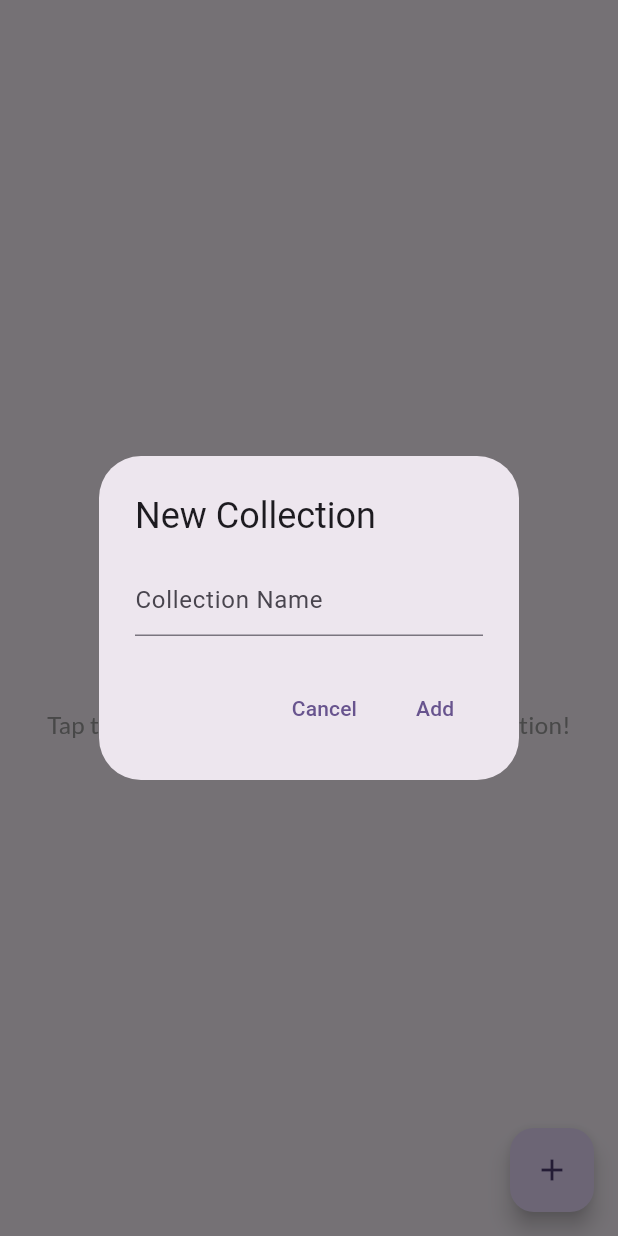
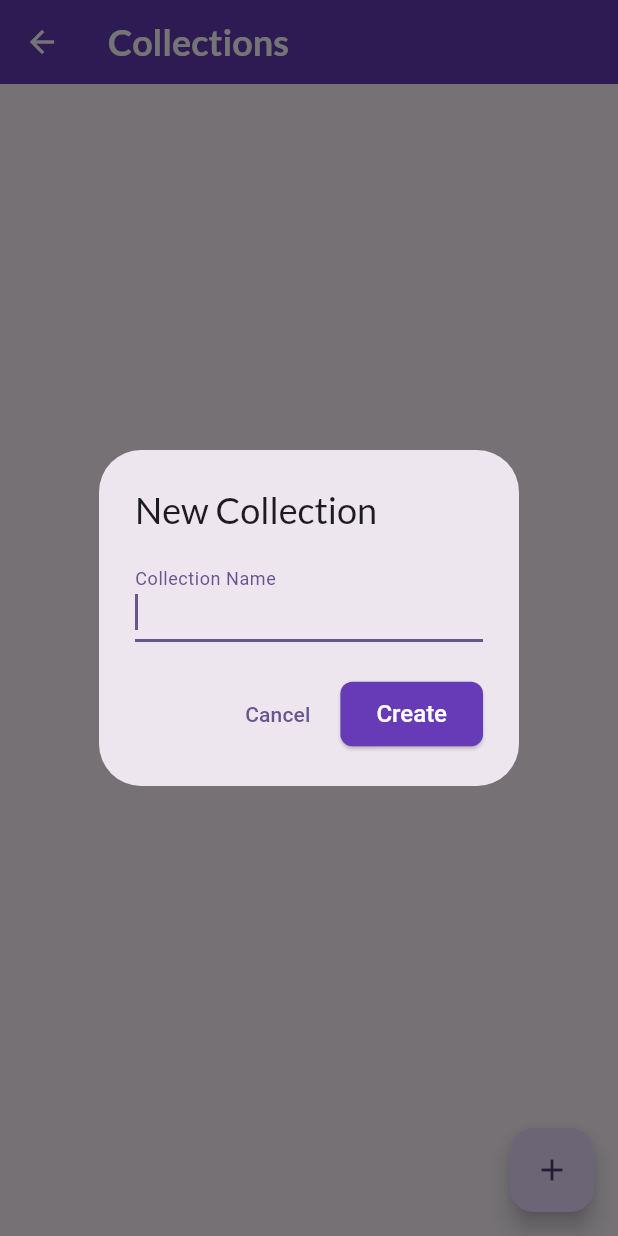
Before and after one commit to FaithTech-Initiative/Kyros, a Flutter app: the CollectionsScreen screen opened by its route, after a tap on the "add" icon, on a phone screen of 412 x 824 dp. Run offline on Flutter 3.47's test engine with Material 3 defaults, Android fonts, the phone set to English and light mode, and no system bars; our stand-ins replace carousel_slider, cloud_firestore, firebase_auth, firebase_core, flutter_staggered_animations, flutter_svg and 4 more; missing offline and left inert: firebase_app_check, flutter_quill; accounts and stored records are empty.

Commit message:
collection id resolved

```diff
--- a/lib/collections_screen.dart
+++ b/lib/collections_screen.dart
@@ -1,49 +1,57 @@
 import 'package:flutter/material.dart';
+import 'package:cloud_firestore/cloud_firestore.dart';
+import 'package:firebase_auth/firebase_auth.dart';
 import 'package:google_fonts/google_fonts.dart';
-import 'package:kyros/collection_notes_screen.dart';
-import 'package:kyros/database.dart';
 
 class CollectionsScreen extends StatefulWidget {
-  final String userId;
-
-  const CollectionsScreen({super.key, required this.userId});
+  const CollectionsScreen({super.key});
 
   @override
   State<CollectionsScreen> createState() => _CollectionsScreenState();
 }
 
 class _CollectionsScreenState extends State<CollectionsScreen> {
-  final FirestoreService _firestoreService = FirestoreService();
-  final TextEditingController _collectionNameController =
-      TextEditingController();
+  final FirebaseFirestore _firestore = FirebaseFirestore.instance;
+  final FirebaseAuth _auth = FirebaseAuth.instance;
+  late String _userId;
+
+  @override
+  void initState() {
+    super.initState();
+    _userId = _auth.currentUser!.uid;
+  }
 
   void _showAddCollectionDialog() {
+    final TextEditingController nameController = TextEditingController();
     showDialog(
       context: context,
       builder: (context) {
         return AlertDialog(
-          title: const Text('New Collection'),
+          title: Text('New Collection', style: GoogleFonts.lato()),
           content: TextField(
-            controller: _collectionNameController,
-            decoration: const InputDecoration(hintText: 'Collection Name'),
+            controller: nameController,
+            autofocus: true,
+            decoration: const InputDecoration(
+              labelText: 'Collection Name',
+            ),
           ),
           actions: [
             TextButton(
-              onPressed: () {
-                Navigator.of(context).pop();
-              },
+              onPressed: () => Navigator.pop(context),
               child: const Text('Cancel'),
             ),
-            TextButton(
+            ElevatedButton(
               onPressed: () {
-                if (_collectionNameController.text.isNotEmpty) {
-                  _firestoreService.addCollection(
-                      widget.userId, _collectionNameController.text);
-                  _collectionNameController.clear();
-                  Navigator.of(context).pop();
+                if (nameController.text.isNotEmpty) {
+                  _firestore.collection('collections').add({
+                    'name': nameController.text,
+                    'ownerId': _userId,
+                    'createdAt': Timestamp.now(),
+                  });
+                  Navigator.pop(context);
                 }
               },
-              child: const Text('Add'),
+              child: const Text('Create'),
             ),
           ],
         );
@@ -51,95 +59,60 @@ class _CollectionsScreenState extends State<CollectionsScreen> {
     );
   }
 
-  void _navigateToCollectionNotes(Collection collection) {
-    Navigator.push(
-      context,
-      MaterialPageRoute(
-        builder: (context) => CollectionNotesScreen(
-          userId: widget.userId,
-          collection: collection,
-        ),
-      ),
-    );
-  }
-
   @override
   Widget build(BuildContext context) {
-    final theme = Theme.of(context);
     return Scaffold(
-      body: StreamBuilder<List<Collection>>(
-        stream: _firestoreService.getCollections(widget.userId),
+      appBar: AppBar(
+        title: Text('Collections', style: GoogleFonts.lato()),
+      ),
+      body: StreamBuilder<QuerySnapshot>(
+        stream: _firestore
+            .collection('collections')
+            .where('ownerId', isEqualTo: _userId)
+            .orderBy('createdAt', descending: true)
+            .snapshots(),
         builder: (context, snapshot) {
           if (snapshot.connectionState == ConnectionState.waiting) {
             return const Center(child: CircularProgressIndicator());
-          } else if (snapshot.hasError) {
-            return Center(child: Text('Error: ${snapshot.error}'));
-          } else if (!snapshot.hasData || snapshot.data!.isEmpty) {
+          }
+          if (!snapshot.hasData || snapshot.data!.docs.isEmpty) {
             return Center(
-              child: Column(
-                mainAxisAlignment: MainAxisAlignment.center,
-                children: [
-                  const Icon(Icons.collections_bookmark_outlined, size: 80, color: Colors.grey),
-                  const SizedBox(height: 20),
-                  Text(
-                    'You have no collections yet.',
-                    style: GoogleFonts.lato(fontSize: 22, fontWeight: FontWeight.bold),
-                  ),
-                  const SizedBox(height: 10),
-                  Text(
-                    'Tap the "+" button to create your first collection!',
-                    textAlign: TextAlign.center,
-                    style: GoogleFonts.lato(fontSize: 16, color: Colors.grey),
-                  ),
-                ],
+              child: Text(
+                'No collections yet.\nTap the "+" button to create one.',
+                textAlign: TextAlign.center,
+                style: GoogleFonts.lato(fontSize: 18, color: Colors.grey),
               ),
             );
-          } else {
-            final collections = snapshot.data!;
-            return GridView.builder(
-              padding: const EdgeInsets.all(16.0),
-              gridDelegate: const SliverGridDelegateWithFixedCrossAxisCount(
-                crossAxisCount: 2,
-                crossAxisSpacing: 16.0,
-                mainAxisSpacing: 16.0,
-                childAspectRatio: 1.0,
-              ),
-              itemCount: collections.length,
-              itemBuilder: (context, index) {
-                final collection = collections[index];
-                return GestureDetector(
-                  onTap: () => _navigateToCollectionNotes(collection),
-                  child: Card(
-                    elevation: 4.0,
-                    shadowColor: theme.colorScheme.primary.withAlpha(75),
-                    shape: RoundedRectangleBorder(
-                      borderRadius: BorderRadius.circular(15.0),
+          }
+
+          var collections = snapshot.data!.docs;
+
+          return ListView.builder(
+            itemCount: collections.length,
+            itemBuilder: (context, index) {
+              var collection = collections[index];
+              return ListTile(
+                title: Text(collection['name'], style: GoogleFonts.lato()),
+                trailing: Row(
+                  mainAxisSize: MainAxisSize.min,
+                  children: [
+                    IconButton(
+                      icon: const Icon(Icons.edit),
+                      onPressed: () {
+                        // TODO: Implement rename functionality
+                      },
                     ),
-                    child: Padding(
-                      padding: const EdgeInsets.all(16.0),
-                      child: Column(
-                        mainAxisAlignment: MainAxisAlignment.center,
-                        children: [
-                          const Icon(Icons.folder, size: 50, color: Colors.amber),
-                          const SizedBox(height: 10),
-                          Text(
-                            collection.name,
-                            textAlign: TextAlign.center,
-                            style: GoogleFonts.lato(
-                              fontWeight: FontWeight.bold,
-                              fontSize: 18,
-                            ),
-                            maxLines: 2,
-                            overflow: TextOverflow.ellipsis,
-                          ),
-                        ],
-                      ),
+                    IconButton(
+                      icon: const Icon(Icons.delete),
+                      onPressed: () {
+                        // TODO: Implement delete functionality
+                      },
                     ),
-                  ),
-                );
-              },
-            );
-          }
+                  ],
+                ),
+              );
+            },
+          );
         },
       ),
       floatingActionButton: FloatingActionButton(
--- a/lib/home_screen.dart
+++ b/lib/home_screen.dart
@@ -322,7 +322,7 @@ class _HomeScreenState extends State<HomeScreen> {
                     context,
                     MaterialPageRoute(
                       builder: (context) =>
-                          CollectionsScreen(userId: widget.userId),
+                          const CollectionsScreen(),
                     ),
                   );
                 },
@@ -346,7 +346,7 @@ class _HomeScreenState extends State<HomeScreen> {
                       context,
                       MaterialPageRoute(
                           builder: (context) =>
-                              ArchivedNotesScreen(userId: widget.userId)));
+                              const ArchivedNotesScreen()));
                 },
               ),
               ListTile(
--- a/lib/main.dart
+++ b/lib/main.dart
@@ -126,7 +126,7 @@ class KyrosApp extends StatelessWidget {
             '/home': (context) =>
                 HomeScreen(userId: FirebaseAuth.instance.currentUser!.uid),
             '/bible_lookup': (context) => const BibleLookupScreen(),
-            '/collections': (context) => CollectionsScreen(userId: FirebaseAuth.instance.currentUser!.uid),
+            '/collections': (context) => const CollectionsScreen(),
           },
           debugShowCheckedModeBanner: false,
         );
```
Also changed, not shown: lib/archived_notes_screen.dart (+18 -6 lines).
